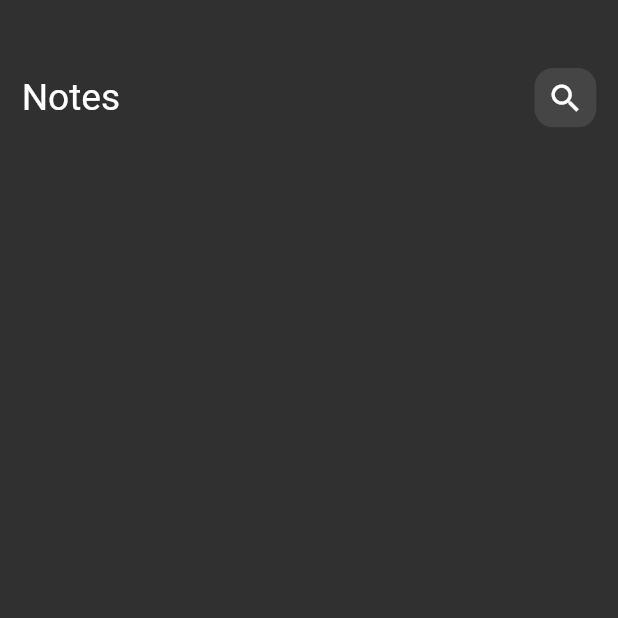
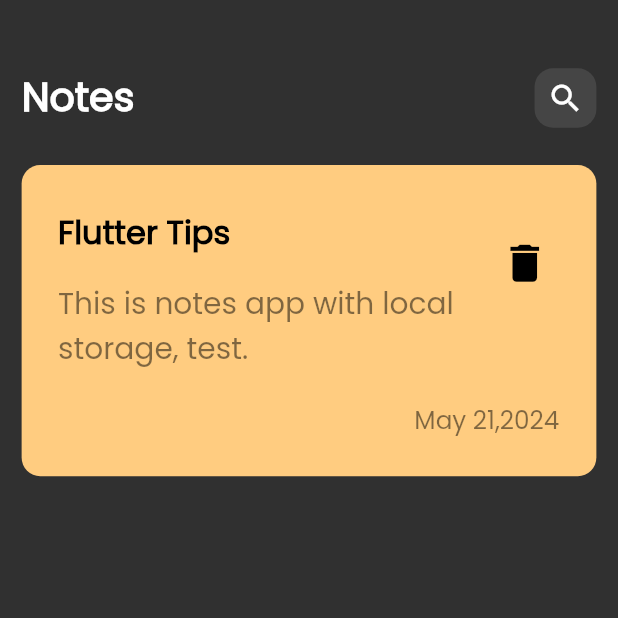
Before and after one commit to MuhammedBashuaib/notes_app_with_local_storage, a Flutter app: the screen it shows after launch, on a phone screen of 412 x 824 dp, the top half of it. Run offline on Flutter 3.47's test engine with Material 2 defaults, Android fonts, the phone set to English and light mode, and no system bars.

Commit message:
CREATE CustomNoteItem and ADD assets(fonts)

```diff
--- a/lib/const.dart
+++ b/lib/const.dart
@@ -4,6 +4,8 @@ import 'package:flutter/material.dart';
 //////////////////////////////////////////////////////////////
 class MyColors {
   static const Color kWhite = Colors.white;
+  static const Color kOrange = Color(0xffFFCC80);
+  static const Color kBlack = Colors.black;
 }
 //////////////////////////////////////////////////////////////
 
--- a/lib/main.dart
+++ b/lib/main.dart
@@ -17,6 +17,7 @@ class MyApp extends StatelessWidget {
       debugShowCheckedModeBanner: false,
       theme: ThemeData(
         brightness: Brightness.dark,
+        fontFamily: "Poppins",
       ),
       home: const NotesView(),
     );
--- a/lib/views/widgets/custom_app_bar.dart
+++ b/lib/views/widgets/custom_app_bar.dart
@@ -12,7 +12,8 @@ class CustomAppBar extends StatelessWidget {
         Text(
           "Notes",
           style: TextStyle(
-            fontSize: fSize * 1.5,
+            fontSize: fSize * 1.6,
+            fontWeight: FontWeight.bold,
           ),
         ),
         const Spacer(),
--- /dev/null
+++ b/lib/views/widgets/custom_note_item.dart
@@ -0,0 +1,69 @@
+import 'package:flutter/material.dart';
+import 'package:notes_app_with_local_storge/const.dart';
+
+class CustomNoteItem extends StatelessWidget {
+  const CustomNoteItem({super.key});
+
+  @override
+  Widget build(BuildContext context) {
+    return Container(
+      decoration: BoxDecoration(
+        color: MyColors.kOrange,
+        borderRadius: BorderRadius.circular(widthScreen * .03),
+      ),
+      padding: EdgeInsets.symmetric(
+        horizontal: widthScreen * .02,
+        vertical: heightScreen * .03,
+      ),
+      child: Column(
+        crossAxisAlignment: CrossAxisAlignment.end,
+        children: [
+          ListTile(
+            title: Padding(
+              padding: EdgeInsets.only(bottom: heightScreen * .02),
+              child: Text(
+                "Flutter Tips",
+                style: TextStyle(
+                  color: MyColors.kBlack,
+                  fontSize: fSize * 1.3,
+                  fontWeight: FontWeight.bold,
+                ),
+              ),
+            ),
+            subtitle: Padding(
+              padding: EdgeInsets.only(bottom: heightScreen * .02),
+              child: Text(
+                "This is notes app with local storage, test.",
+                style: TextStyle(
+                  color: MyColors.kBlack.withOpacity(.5),
+                  fontSize: fSize * 1.2,
+                  // fontWeight: FontWeight.bold,
+                ),
+              ),
+            ),
+            trailing: IconButton(
+              onPressed: () {},
+              icon: Icon(
+                Icons.delete,
+                size: heightScreen * .04,
+                color: MyColors.kBlack,
+              ),
+            ),
+          ),
+          Padding(
+            padding: EdgeInsets.only(
+              right: widthScreen * .04,
+            ),
+            child: Text(
+              "May 21,2024",
+              style: TextStyle(
+                color: MyColors.kBlack.withOpacity(.5),
+                fontSize: fSize,
+              ),
+            ),
+          ),
+        ],
+      ),
+    );
+  }
+}
--- a/lib/views/widgets/notes_view_body.dart
+++ b/lib/views/widgets/notes_view_body.dart
@@ -1,6 +1,7 @@
 import 'package:flutter/material.dart';
 import 'package:notes_app_with_local_storge/const.dart';
 import 'package:notes_app_with_local_storge/views/widgets/custom_app_bar.dart';
+import 'package:notes_app_with_local_storge/views/widgets/custom_note_item.dart';
 
 class NotesViewBody extends StatelessWidget {
   const NotesViewBody({super.key});
@@ -18,6 +19,10 @@ class NotesViewBody extends StatelessWidget {
             height: heightScreen * .045,
           ),
           const CustomAppBar(),
+          SizedBox(
+            height: heightScreen * .03,
+          ),
+          const CustomNoteItem(),
         ],
       ),
     );
```
Also changed, not shown: pubspec.yaml (+5 -11 lines), assets/fonts/Poppins-Regular.ttf (added).
